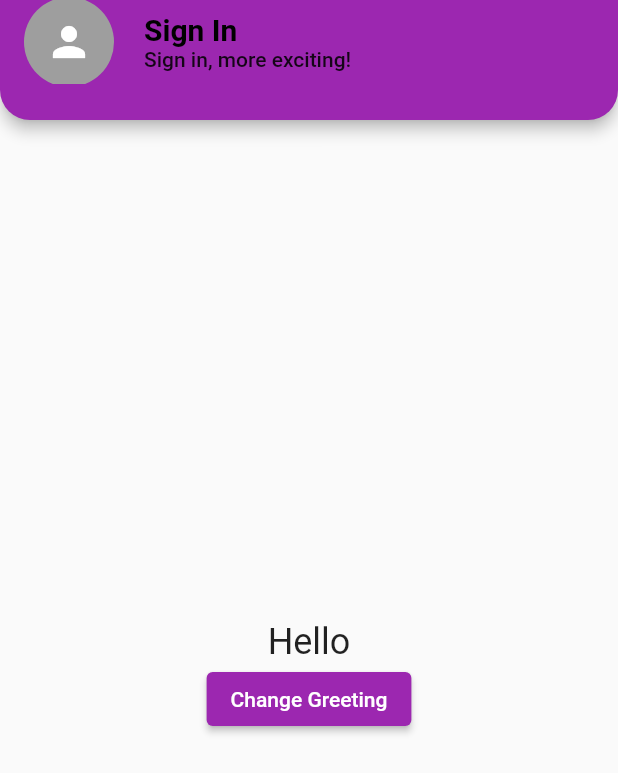
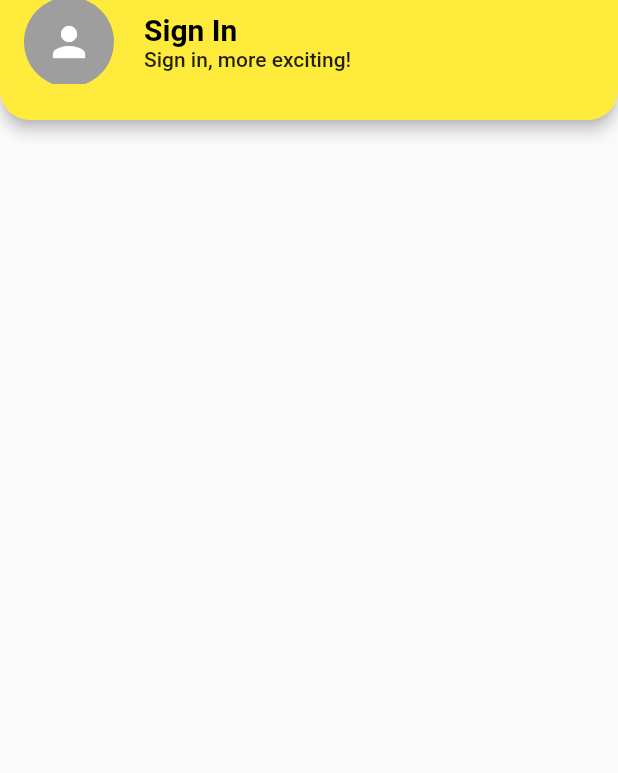
Before and after one commit to Muhammad-Umair1049/expense_planner, a Flutter app: the screen it shows after launch, on a phone screen of 412 x 824 dp. Shown: the top 773 px of the screen. Run offline on Flutter 3.47's test engine with Material 2 defaults, Android fonts, the phone set to English and light mode, and no system bars.

Commit message:
Working on User's Profile screen

```diff
--- a/lib/Widgets/settings/me.dart
+++ b/lib/Widgets/settings/me.dart
@@ -13,7 +13,6 @@ class _HelloScreenState extends State<HelloScreen> {
         preferredSize: Size.fromHeight(80.0),
         child: InkWell(
           onTap: () {
-            // Show a SnackBar with the message "Hello" when the app bar is tapped.
             ScaffoldMessenger.of(context).showSnackBar(
               SnackBar(
                 content: Text('Hello'),
@@ -66,23 +65,7 @@ class _HelloScreenState extends State<HelloScreen> {
           ),
         ),
       ),
-      body: Center(
-        child: Column(
-          mainAxisAlignment: MainAxisAlignment.center,
-          children: <Widget>[
-            Text(
-              'Hello',
-              style: TextStyle(fontSize: 24),
-            ),
-            ElevatedButton(
-              onPressed: () {
-                // Add your custom logic here
-              },
-              child: Text('Change Greeting'),
-            ),
-          ],
-        ),
-      ),
+      body: Container(), // An empty container as the body
     );
   }
 }
--- a/lib/main.dart
+++ b/lib/main.dart
@@ -14,7 +14,7 @@ class MyApp extends StatelessWidget {
     return MaterialApp(
       debugShowCheckedModeBanner: false,
       title: 'Personal Expenses',
-      theme: ThemeData(primarySwatch: Colors.purple),
+      theme: ThemeData(primarySwatch: Colors.yellow),
       // home: MyHomePage(
       //   key: const Key('MyHomePage'), // Adding the named 'key' parameter here
       // ),
```
